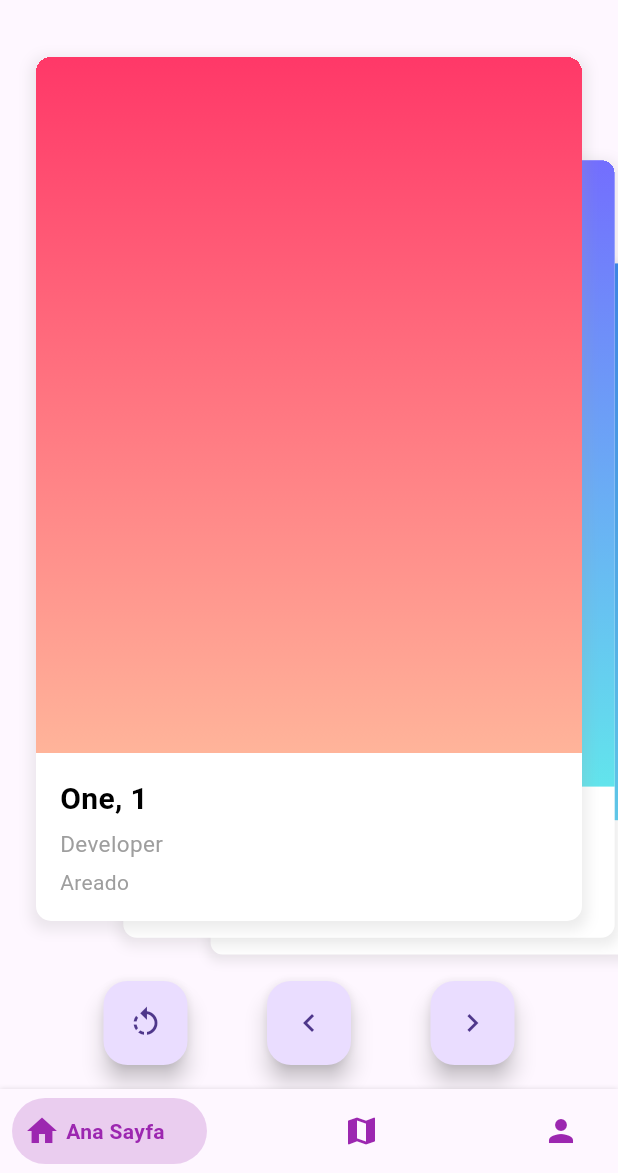
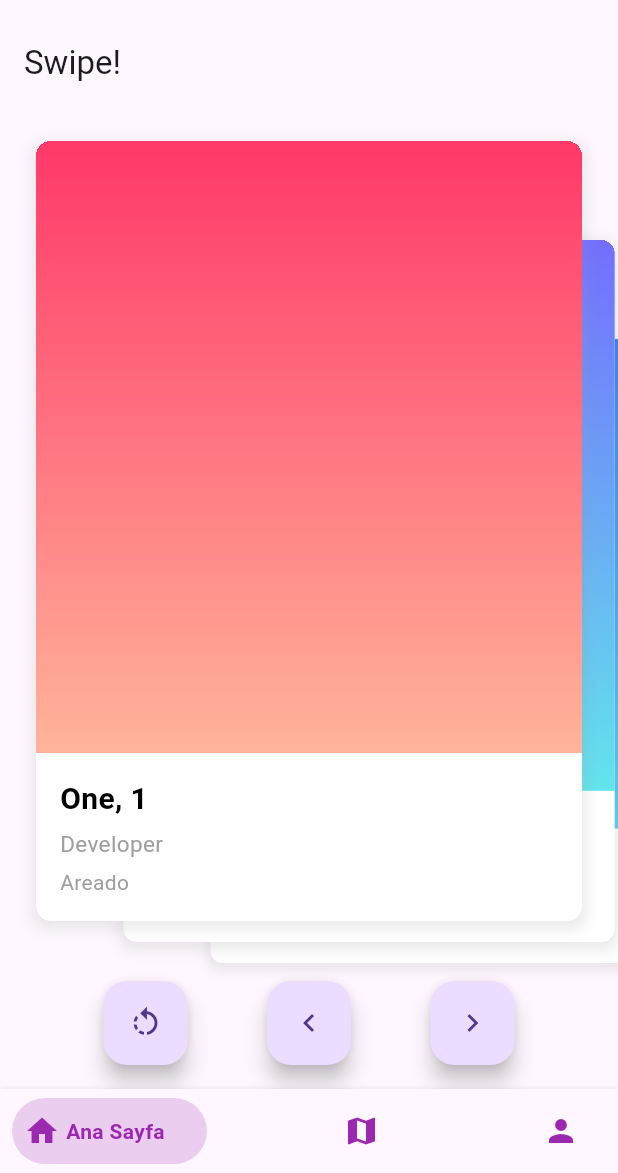
Before and after one commit to progressiveOverload/appjam_1, a Flutter app: the screen it shows once a user with an empty profile is signed in, on a phone screen of 412 x 824 dp, the part 63-1236 px from its top. Run offline on Flutter 3.47's test engine with Material 3 defaults, Android fonts, the phone set to English and light mode, and no system bars; drawn by our look-alikes of bottom_navy_bar, flutter_card_swiper; our stand-ins replace firebase_auth, firebase_core, firebase_storage, geolocator, get, google_maps_flutter and 2 more; accounts and stored records are empty.

Commit message:
added names

```diff
--- a/lib/screens/maps.dart
+++ b/lib/screens/maps.dart
@@ -184,7 +184,7 @@ class _MapScreenState extends State<MapScreen> {
     return Scaffold(
       appBar: AppBar(
         automaticallyImplyLeading: false,
-        title: const Text('My Current Map'),
+        title: const Text('Haritam'),
       ),
       body: Column(
         children: [
--- a/lib/screens/swipe_page.dart
+++ b/lib/screens/swipe_page.dart
@@ -24,6 +24,10 @@ class _ExamplePageState extends State<SwipePage> {
   @override
   Widget build(BuildContext context) {
     return Scaffold(
+      appBar: AppBar(
+        automaticallyImplyLeading: false,
+        title: const Text('Swipe!'),
+      ),
       body: SafeArea(
         child: Column(
           children: [
```
